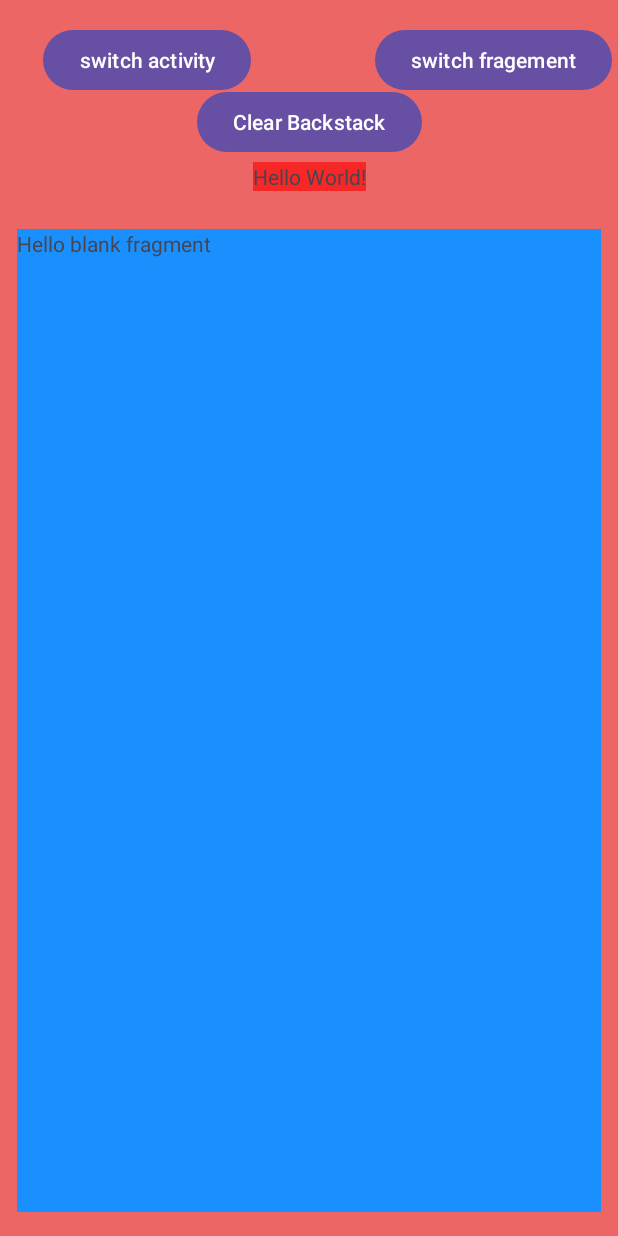
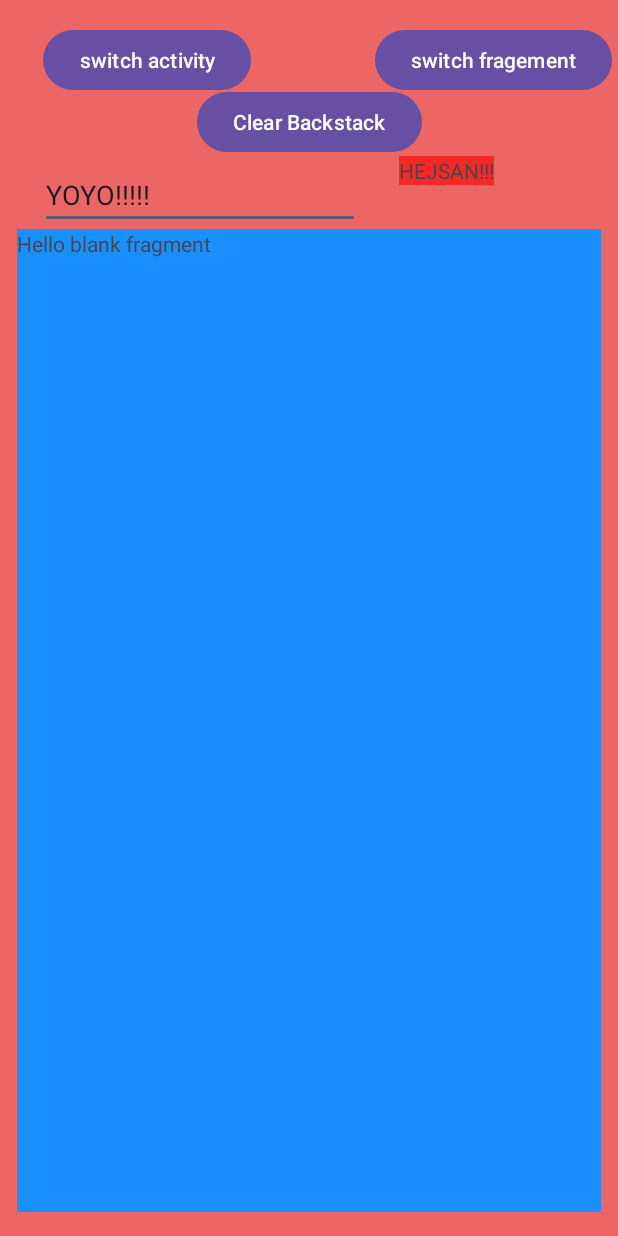
Before and after one commit to Timearchitect/backstack_java25, an Android app: the screen it shows after launch (MainActivity), after a tap on "switch fragement", on a phone screen of 412 x 824 dp. Run offline under Robolectric (Android 15) with nearby library versions, the phone set to English and light mode, and no system bars; 3 statements that could not run were skipped.

Commit message:
nå data från fragment till activity

```diff
--- a/app/build.gradle.kts
+++ b/app/build.gradle.kts
@@ -33,6 +33,10 @@ android {
     kotlinOptions {
         jvmTarget = "11"
     }
+    buildFeatures {
+        viewBinding = true
+    }
+
 }
 
 dependencies {
--- a/app/src/main/AndroidManifest.xml
+++ b/app/src/main/AndroidManifest.xml
@@ -17,6 +17,7 @@
         <activity
             android:name=".MainActivity"
             android:exported="true">
+
             <intent-filter>
                 <action android:name="android.intent.action.MAIN" />
 
--- a/app/src/main/java/com/timearchitect/backstackjava25/BlankFragment.kt
+++ b/app/src/main/java/com/timearchitect/backstackjava25/BlankFragment.kt
@@ -1,10 +1,14 @@
 package com.timearchitect.backstackjava25
 
 import android.os.Bundle
+import android.util.Log
 import androidx.fragment.app.Fragment
 import android.view.LayoutInflater
 import android.view.View
 import android.view.ViewGroup
+import android.widget.EditText
+import android.widget.TextView
+import com.timearchitect.backstackjava25.MainActivity.Companion.etStatic
 
 // TODO: Rename parameter arguments, choose names that match
 // the fragment initialization parameters, e.g. ARG_ITEM_NUMBER
@@ -29,12 +33,31 @@ class BlankFragment : Fragment() {
         }
     }
 
+
+
     override fun onCreateView(
         inflater: LayoutInflater, container: ViewGroup?,
         savedInstanceState: Bundle?
     ): View? {
         // Inflate the layout for this fragment
-        return inflater.inflate(R.layout.fragment_blank, container, false)
+        (activity as MainActivity).findViewById<TextView>(R.id.textView).setText("HEJSAN!!!")
+
+        Log.i("ALRIK", "onCreateView: "  )
+        var view:View = inflater.inflate(R.layout.fragment_blank, container, false)
+
+        var et: EditText
+        //et = (activity as MainActivity).findViewById(R.id.editTextText)
+
+
+
+       // et = (activity as MainActivity).etOnActivity
+
+         et = etStatic
+        et.setText("YOYO!!!!!")
+
+
+        return view
+
     }
 
     companion object {
@@ -56,4 +79,12 @@ class BlankFragment : Fragment() {
                 }
             }
     }
+
+    override fun onViewCreated(view: View, savedInstanceState: Bundle?) {
+        FramentDone(view)
+        super.onViewCreated(view, savedInstanceState)
+    }
+    fun FramentDone(view:View){
+        view.findViewById<TextView>(R.id.fragText).setText("TJENARE")
+    }
 }
--- a/app/src/main/java/com/timearchitect/backstackjava25/BlankFragment2.kt
+++ b/app/src/main/java/com/timearchitect/backstackjava25/BlankFragment2.kt
@@ -5,6 +5,7 @@ import androidx.fragment.app.Fragment
 import android.view.LayoutInflater
 import android.view.View
 import android.view.ViewGroup
+import android.widget.Toast
 
 // TODO: Rename parameter arguments, choose names that match
 // the fragment initialization parameters, e.g. ARG_ITEM_NUMBER
@@ -34,7 +35,13 @@ class BlankFragment2 : Fragment() {
         savedInstanceState: Bundle?
     ): View? {
         // Inflate the layout for this fragment
-        return inflater.inflate(R.layout.fragment_blank2, container, false)
+      var v=  inflater.inflate(R.layout.fragment_blank2, container, false)
+
+        var b = arguments
+        Toast.makeText(context,b!!.getString("name"),Toast.LENGTH_LONG).show()
+
+
+        return v
     }
 
     companion object {
--- a/app/src/main/java/com/timearchitect/backstackjava25/MainActivity.kt
+++ b/app/src/main/java/com/timearchitect/backstackjava25/MainActivity.kt
@@ -1,16 +1,28 @@
 package com.timearchitect.backstackjava25
 
+import android.annotation.SuppressLint
 import android.content.Intent
 import android.os.Bundle
+import android.util.Log
 import android.widget.Button
+import android.widget.EditText
 import androidx.activity.enableEdgeToEdge
 import androidx.appcompat.app.AppCompatActivity
 import androidx.core.view.ViewCompat
 import androidx.core.view.WindowInsetsCompat
+import androidx.fragment.app.Fragment
+import com.timearchitect.backstackjava25.databinding.ActivityMainBinding
 
 class MainActivity : AppCompatActivity() {
      var frag = true
+     lateinit var etOnActivity:EditText // klassens variabel
+    lateinit var binding: ActivityMainBinding  // bindar Activity layout componenter som en klass
 
+    companion object{   //static variabel som syns over package
+        lateinit var etStatic:EditText
+    }
+
+    @SuppressLint("SuspiciousIndentation")
     override fun onCreate(savedInstanceState: Bundle?) {
         super.onCreate(savedInstanceState)
         enableEdgeToEdge()
@@ -20,13 +32,23 @@ class MainActivity : AppCompatActivity() {
             v.setPadding(systemBars.left, systemBars.top, systemBars.right, systemBars.bottom)
             insets
     }
+        //binding sättet där det är en klass
+        binding =  ActivityMainBinding.inflate(layoutInflater)
+        binding.button3.setText("NEXT FRAGEMENT!!!")
+        setContentView(binding.root)
+        var str = "Hello World"
+        str.let { println("$it!!") }
+
+
+
+        etOnActivity = findViewById(R.id.editTextText)
+        etStatic= findViewById(R.id.editTextText)
     var fragmentButton = findViewById<Button>(R.id.button3)
 
     var activityButton = findViewById<Button>(R.id.button2)
     var clearBackstackBtn = findViewById<Button>(R.id.button4)
-        //clear backstack
-        clearBackstackBtn.setOnClickListener {
-           // supportFragmentManager.clearBackStack("frag1")
+        clearBackstackBtn.setOnClickListener {         //clear backstack
+            // supportFragmentManager.clearBackStack("frag1")
             var i = Intent(this,MainActivity::class.java)
             i.addFlags(Intent.FLAG_ACTIVITY_CLEAR_TASK or Intent.FLAG_ACTIVITY_NEW_TASK)
             startActivity(i)
@@ -42,13 +64,18 @@ class MainActivity : AppCompatActivity() {
 
         // byt fragment
         fragmentButton.setOnClickListener {
-            if(frag)
-            supportFragmentManager
-                .beginTransaction()
-                .replace(R.id.fragmentContainerView,BlankFragment2(),"next")
-                .addToBackStack("frag2")
-                .commit()
-            else
+            if(frag) {
+                var f:Fragment = BlankFragment2()
+                var b:Bundle = Bundle()
+                b.putString("name","Alrik He")
+                f.arguments = b
+
+                supportFragmentManager
+                    .beginTransaction()
+                    .replace(R.id.fragmentContainerView, f, "next")
+                    .addToBackStack("frag2")
+                    .commit()
+            }else
                 supportFragmentManager
                     .beginTransaction()
                     .replace(R.id.fragmentContainerView,BlankFragment(),"next")
@@ -61,6 +88,11 @@ class MainActivity : AppCompatActivity() {
 
 
 
+
+        var st = "Hello World"
+        st.let { Log.i("ALRIK", "$it  sig själv med extra här $it"); }
+
+
     }
 
 
--- a/app/src/main/res/layout/activity_main.xml
+++ b/app/src/main/res/layout/activity_main.xml
@@ -13,11 +13,12 @@
         android:id="@+id/textView"
         android:layout_width="wrap_content"
         android:layout_height="wrap_content"
-        android:layout_marginTop="108dp"
+        android:layout_marginTop="104dp"
         android:background="#F02626"
         android:backgroundTint="#F62727"
         android:text="Hello World!"
         app:layout_constraintEnd_toEndOf="parent"
+        app:layout_constraintHorizontal_bias="0.763"
         app:layout_constraintStart_toStartOf="parent"
         app:layout_constraintTop_toTopOf="parent" />
 
@@ -67,4 +68,15 @@
         app:layout_constraintStart_toStartOf="parent"
         app:layout_constraintTop_toTopOf="parent" />
 
+    <EditText
+        android:id="@+id/editTextText"
+        android:layout_width="wrap_content"
+        android:layout_height="wrap_content"
+        android:ems="10"
+        android:inputType="text"
+        android:text="Name"
+        app:layout_constraintBottom_toTopOf="@+id/fragmentContainerView"
+        app:layout_constraintEnd_toStartOf="@+id/textView"
+        app:layout_constraintStart_toStartOf="parent" />
+
 </androidx.constraintlayout.widget.ConstraintLayout>
--- a/app/src/main/res/layout/fragment_blank.xml
+++ b/app/src/main/res/layout/fragment_blank.xml
@@ -9,6 +9,7 @@
 
     <!-- TODO: Update blank fragment layout -->
     <TextView
+        android:id="@+id/fragText"
         android:layout_width="match_parent"
         android:layout_height="match_parent"
         android:text="@string/hello_blank_fragment" />
```
